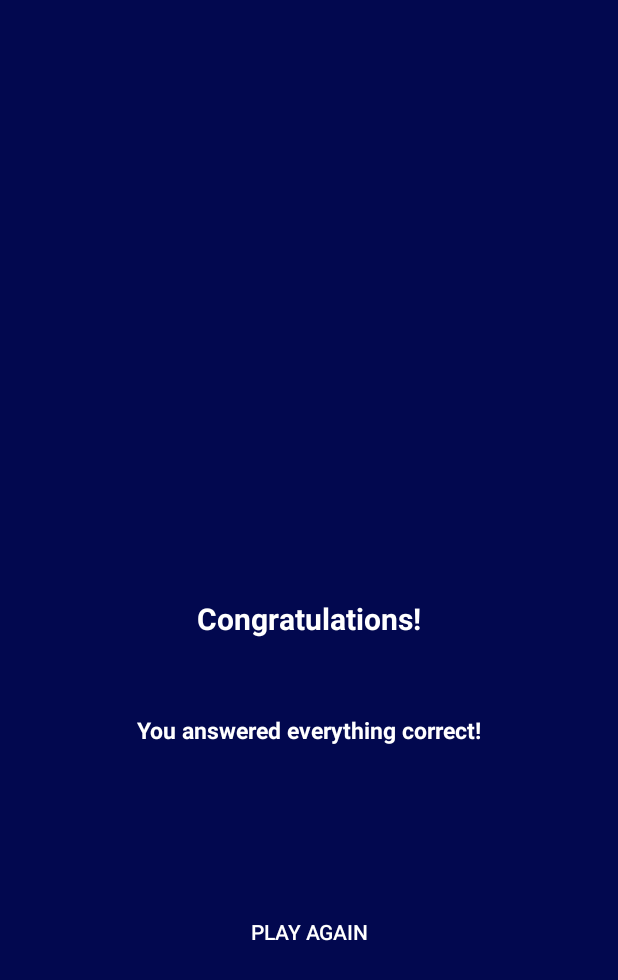
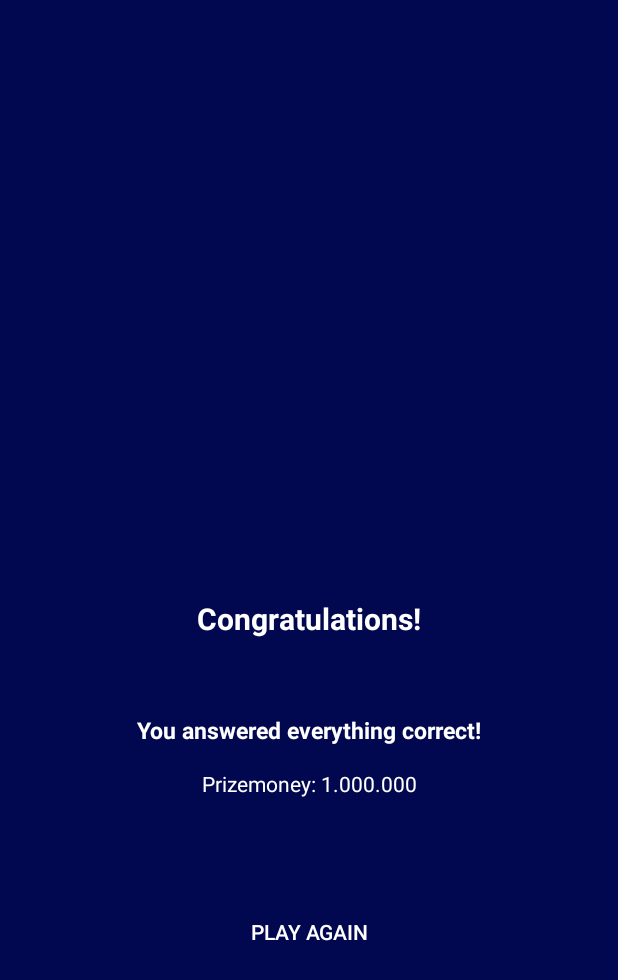
Before and after one commit to SkyMalcolm/QuizApp, an Android app: the WinActivity screen opened directly, with no data from a screen before it, on a phone screen of 412 x 824 dp. Shown: the top 980 px of the screen. Run offline under Robolectric (Android 15) with nearby library versions, the phone set to English and light mode, and no system bars.

Commit message:
small fixes

```diff
--- a/app/src/main/res/layout/activity_fail.xml
+++ b/app/src/main/res/layout/activity_fail.xml
@@ -10,8 +10,8 @@
         android:id="@+id/failText"
         android:layout_width="wrap_content"
         android:layout_height="wrap_content"
-        android:text="You were too greedy.."
-        android:textSize="40sp"
+        android:text="You thought you knew it all.."
+        android:textSize="30sp"
         android:textStyle="bold"
         app:layout_constraintBottom_toBottomOf="parent"
         app:layout_constraintEnd_toEndOf="parent"
@@ -34,7 +34,7 @@
         android:layout_width="wrap_content"
         android:layout_height="wrap_content"
         android:layout_marginBottom="100dp"
-        android:text="Try your luck again"
+        android:text="Try again"
         android:textSize="30sp"
         android:textStyle="bold"
         app:layout_constraintBottom_toTopOf="@+id/restartButton"
--- a/app/src/main/res/layout/activity_play_activity.xml
+++ b/app/src/main/res/layout/activity_play_activity.xml
@@ -42,14 +42,12 @@
      android:id="@+id/cardView"
      android:layout_width="match_parent"
      android:layout_height="0dp"
-     android:layout_marginTop="320dp"
      app:cardBackgroundColor="#02084f"
      app:cardCornerRadius="25dp"
      app:layout_constraintBottom_toBottomOf="parent"
      app:layout_constraintEnd_toEndOf="parent"
      app:layout_constraintStart_toStartOf="parent"
-     app:layout_constraintTop_toBottomOf="@+id/txtTime"
-     app:layout_constraintVertical_bias="1.0">
+     app:layout_constraintTop_toBottomOf="@+id/contentConstraint">
 
   <androidx.constraintlayout.widget.ConstraintLayout
       android:id="@+id/mainCardView"
@@ -62,7 +60,7 @@
        android:layout_height="wrap_content"
        android:text="@string/strQuestion"
        android:textColor="@color/white"
-       android:textSize="19sp"
+       android:textSize="15sp"
        android:textStyle="bold"
        app:layout_constraintBottom_toTopOf="@+id/cardAnswer1"
        app:layout_constraintStart_toStartOf="@+id/cardAnswer1"
--- a/app/src/main/res/layout/activity_win.xml
+++ b/app/src/main/res/layout/activity_win.xml
@@ -43,4 +43,16 @@
         app:layout_constraintStart_toStartOf="parent"
         app:layout_constraintTop_toBottomOf="@+id/textView3"
         style="?android:attr/borderlessButtonStyle"/>
+
+    <TextView
+        android:id="@+id/textView4"
+        android:layout_width="wrap_content"
+        android:layout_height="wrap_content"
+        android:layout_marginBottom="50dp"
+        android:text="Prizemoney: 1.000.000"
+        android:textColor="#FFFFFF"
+        app:layout_constraintBottom_toTopOf="@+id/playAgainButton"
+        app:layout_constraintEnd_toEndOf="parent"
+        app:layout_constraintStart_toStartOf="parent"
+        app:layout_constraintTop_toBottomOf="@+id/textView3" />
 </androidx.constraintlayout.widget.ConstraintLayout>
```
Also changed, not shown: app/src/main/java/com/example/quizapp/PlayActivity.kt (+9 -3 lines).
